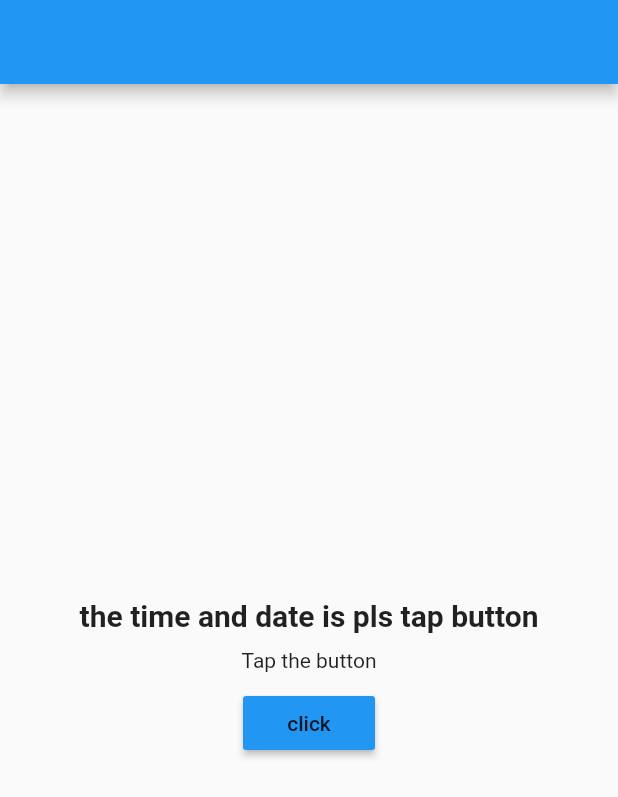
After one commit to damilare-d/stateful_app, a Flutter app: the DhomePage screen opened directly, on a phone screen of 412 x 824 dp. The commit adds this screen. Shown: the top 797 px of the screen. Run offline on Flutter 3.47's test engine with Material 2 defaults, Android fonts, the phone set to English and light mode, and no system bars.

Commit message:
another commit 😎

```diff
--- a/lib/main.dart
+++ b/lib/main.dart
@@ -1,4 +1,5 @@
 import 'package:flutter/material.dart';
+import 'package:stateful_app/rewriteMain.dart';
 import 'package:uuid/uuid.dart';
 
 void main() {
--- /dev/null
+++ b/lib/rewriteMain.dart
@@ -0,0 +1,104 @@
+import 'package:flutter/material.dart';
+import 'package:uuid/uuid.dart';
+
+void main() {
+  runApp(MaterialApp(
+    home: DApiProvider(api: dApi(), child: const DhomePage()),
+  ));
+}
+
+class DApiProvider extends InheritedWidget {
+  final dApi api;
+  final String duuid;
+
+  DApiProvider({Key? key, required this.api, required Widget child})
+      : duuid = const Uuid().v4(),
+        super(key: key, child: child);
+
+  @override
+  bool updateShouldNotify(covariant DApiProvider oldWidget) {
+    return duuid != oldWidget.duuid;
+  }
+
+  static DApiProvider of(BuildContext context) {
+    return context.dependOnInheritedWidgetOfExactType<DApiProvider>()!;
+  }
+}
+
+class DhomePage extends StatefulWidget {
+  const DhomePage({Key? key}) : super(key: key);
+
+  @override
+  State<DhomePage> createState() => _DhomePageState();
+}
+
+class _DhomePageState extends State<DhomePage> {
+  ValueKey _textKey = const ValueKey<String?>(null);
+
+  @override
+  Widget build(BuildContext context) {
+    return Scaffold(
+      appBar: AppBar(
+        title: Text(DApiProvider.of(context).api.timeAndDate ?? ''),
+      ),
+      body: Center(
+        child: Column(
+          mainAxisAlignment: MainAxisAlignment.center,
+          children: [
+            const SizedBox(
+              height: 25,
+            ),
+            Text(
+              'the time and date is ${DApiProvider.of(context).api.timeAndDate ?? 'pls tap button'}',
+              style: const TextStyle(fontWeight: FontWeight.bold, fontSize: 20),
+            ),
+            const SizedBox(
+              height: 10,
+            ),
+            TimeDateWidget(
+              key: _textKey,
+            ),
+            const SizedBox(
+              height: 10,
+            ),
+            MaterialButton(
+              color: Colors.blue,
+              onPressed: () async {
+                final api = DApiProvider.of(context).api;
+                final timeAndDate = await api.getTimeAndDate();
+                setState(() {
+                  _textKey = ValueKey(timeAndDate);
+                });
+              },
+              child: const Text('click'),
+            )
+          ],
+        ),
+      ),
+    );
+  }
+}
+
+class TimeDateWidget extends StatelessWidget {
+  const TimeDateWidget({Key? key}) : super(key: key);
+
+  @override
+  Widget build(BuildContext context) {
+    final api = DApiProvider.of(context).api;
+    return Text(api.timeAndDate ?? 'Tap the button');
+  }
+}
+
+class dApi {
+  String? timeAndDate;
+
+  Future<String> getTimeAndDate() {
+    return Future.delayed(
+      const Duration(seconds: 1),
+      () => DateTime.now().toIso8601String(),
+    ).then((value) {
+      timeAndDate = value;
+      return value;
+    });
+  }
+}
```
